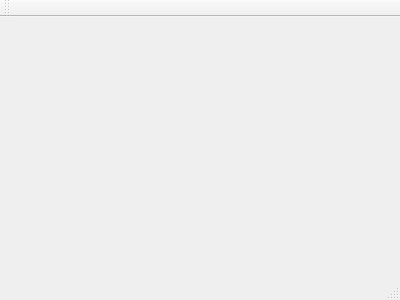
The window that mainwindow.ui (GamerBishop/projetENT_GL) describes before a commit, drawn with Qt 5.
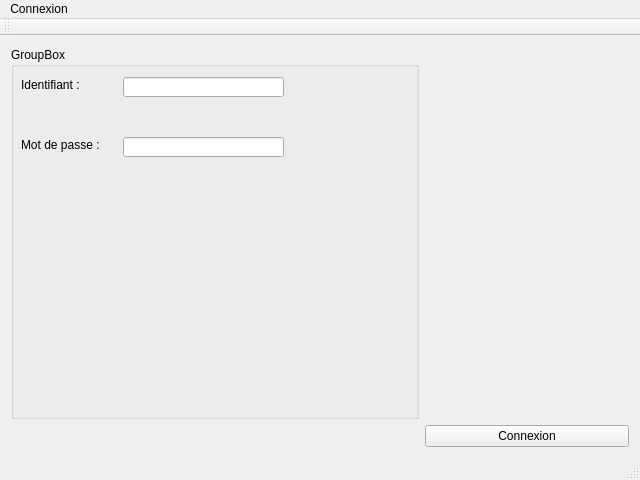
The same window after the commit.

Commit message: Ajout BDD et mainwindow (connexion)

```diff
--- a/mainwindow.ui
+++ b/mainwindow.ui
@@ -1,24 +1,121 @@
 <ui version="4.0">
  <class>MainWindow</class>
- <widget class="QMainWindow" name="MainWindow" >
-  <property name="geometry" >
+ <widget class="QMainWindow" name="MainWindow">
+  <property name="geometry">
    <rect>
     <x>0</x>
     <y>0</y>
-    <width>400</width>
-    <height>300</height>
+    <width>640</width>
+    <height>480</height>
    </rect>
   </property>
   <property name="windowTitle" >
    <string>MainWindow</string>
   </property>
-  <widget class="QMenuBar" name="menuBar" />
-  <widget class="QToolBar" name="mainToolBar" />
-  <widget class="QWidget" name="centralWidget" />
-  <widget class="QStatusBar" name="statusBar" />
+  <widget class="QWidget" name="centralWidget">
+   <layout class="QGridLayout" name="gridLayout">
+    <item row="1" column="0" colspan="2">
+     <spacer name="horizontalSpacer">
+      <property name="orientation">
+       <enum>Qt::Horizontal</enum>
+      </property>
+      <property name="sizeHint" stdset="0">
+       <size>
+        <width>40</width>
+        <height>20</height>
+       </size>
+      </property>
+     </spacer>
+    </item>
+    <item row="1" column="2">
+     <widget class="QPushButton" name="pushButton">
+      <property name="text">
+       <string>Connexion</string>
+      </property>
+     </widget>
+    </item>
+    <item row="0" column="0" colspan="2">
+     <widget class="QGroupBox" name="groupBox">
+      <property name="title">
+       <string>GroupBox</string>
+      </property>
+      <widget class="QLineEdit" name="lineEdit">
+       <property name="geometry">
+        <rect>
+         <x>112</x>
+         <y>30</y>
+         <width>161</width>
+         <height>20</height>
+        </rect>
+       </property>
+      </widget>
+      <widget class="QLineEdit" name="lineEdit_2">
+       <property name="geometry">
+        <rect>
+         <x>112</x>
+         <y>90</y>
+         <width>161</width>
+         <height>20</height>
+        </rect>
+       </property>
+      </widget>
+      <widget class="QLabel" name="label">
+       <property name="geometry">
+        <rect>
+         <x>10</x>
+         <y>30</y>
+         <width>91</width>
+         <height>16</height>
+        </rect>
+       </property>
+       <property name="text">
+        <string>Identifiant :</string>
+       </property>
+      </widget>
+      <widget class="QLabel" name="label_2">
+       <property name="geometry">
+        <rect>
+         <x>10</x>
+         <y>90</y>
+         <width>91</width>
+         <height>16</height>
+        </rect>
+       </property>
+       <property name="text">
+        <string>Mot de passe :</string>
+       </property>
+      </widget>
+     </widget>
+    </item>
+   </layout>
+  </widget>
+  <widget class="QMenuBar" name="menuBar">
+   <property name="geometry">
+    <rect>
+     <x>0</x>
+     <y>0</y>
+     <width>640</width>
+     <height>21</height>
+    </rect>
+   </property>
+   <widget class="QMenu" name="menuConnexion">
+    <property name="title">
+     <string>Connexion</string>
+    </property>
+   </widget>
+   <addaction name="menuConnexion"/>
+  </widget>
+  <widget class="QToolBar" name="mainToolBar">
+   <attribute name="toolBarArea">
+    <enum>TopToolBarArea</enum>
+   </attribute>
+   <attribute name="toolBarBreak">
+    <bool>false</bool>
+   </attribute>
+  </widget>
+  <widget class="QStatusBar" name="statusBar"/>
  </widget>
- <layoutDefault spacing="6" margin="11" />
- <pixmapfunction></pixmapfunction>
+ <layoutdefault spacing="6" margin="11"/>
  <resources/>
  <connections/>
 </ui>
```
Left out of the diff: 3 changed lines with no effect on the pictures. The commit also changes 7 other files.
